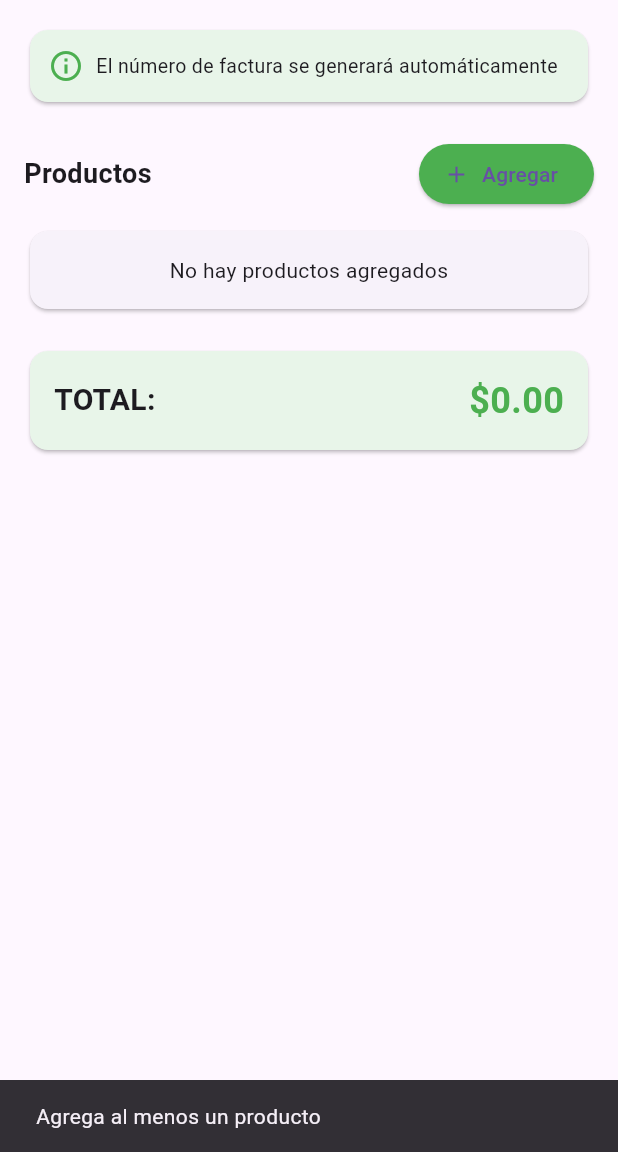
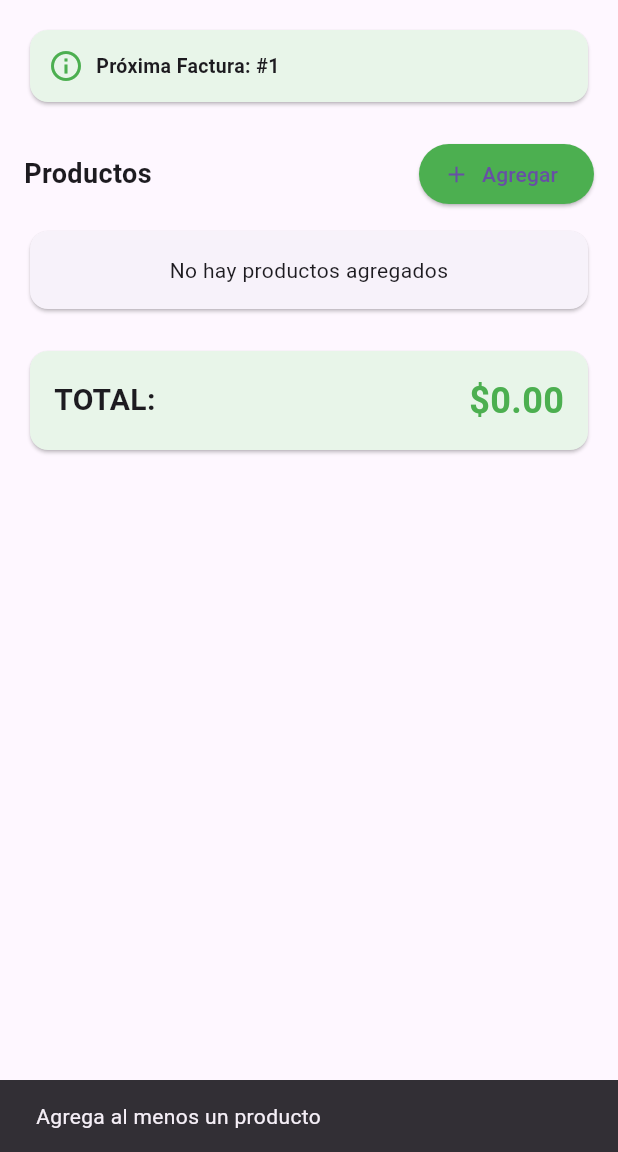
Before and after one commit to natalia482/Inventivo-Firebase, a Flutter app: the CrearFacturaScreen screen opened directly with empty values, after a tap on the "save" icon, on a phone screen of 412 x 824 dp, the part 84-1236 px from its top. Run offline on Flutter 3.47's test engine with Material 3 defaults, Android fonts, the phone set to English and light mode, and no system bars; our stand-ins replace shared_preferences; accounts and stored records are empty; network calls fail.

Commit message:
Modulo factura listo

```diff
--- a/lib/core/constants/api_config.dart
+++ b/lib/core/constants/api_config.dart
@@ -32,4 +32,5 @@ class ApiConfig {
   static const String listarFacturas = "$baseUrl/facturas/listar.php";
   static const String eliminarFactura = "$baseUrl/facturas/eliminar.php";
   static const String verDetalleFactura = "$baseUrl/facturas/detalle.php";
+  static const String siguienteNumeroFactura = "$baseUrl/facturas/siguiente_numero.php";
 }
--- a/lib/screens/modulos/facturacion/facturas_screen.dart
+++ b/lib/screens/modulos/facturacion/facturas_screen.dart
@@ -24,6 +24,7 @@ class _FacturasScreenState extends State<FacturasScreen> {
   @override
   void initState() {
     super.initState();
+    // Solo cargamos la lista de facturas. El número siguiente se carga en la pantalla de creación.
     cargarFacturas();
   }
 
@@ -37,6 +38,7 @@ class _FacturasScreenState extends State<FacturasScreen> {
   }
 
   void mostrarFormularioFactura() {
+    // Cuando la pantalla de creación se cierre (pop), recargamos la lista de facturas
     Navigator.push(
       context,
       MaterialPageRoute(
@@ -125,7 +127,8 @@ class _FacturasScreenState extends State<FacturasScreen> {
                         child: ListTile(
                           leading: CircleAvatar(
                             backgroundColor: Colors.green,
-                            child: const Icon(Icons.receipt, color: Colors.white),
+                            child:
+                                const Icon(Icons.receipt, color: Colors.white),
                           ),
                           title: Text(
                             'Factura #${factura.numeroFactura}',
@@ -138,11 +141,13 @@ class _FacturasScreenState extends State<FacturasScreen> {
                             mainAxisSize: MainAxisSize.min,
                             children: [
                               IconButton(
-                                icon: const Icon(Icons.visibility, color: Colors.blue),
+                                icon: const Icon(Icons.visibility,
+                                    color: Colors.blue),
                                 onPressed: () => verDetalleFactura(factura),
                               ),
                               IconButton(
-                                icon: const Icon(Icons.delete, color: Colors.red),
+                                icon:
+                                    const Icon(Icons.delete, color: Colors.red),
                                 onPressed: () => eliminarFactura(factura.id!),
                               ),
                             ],
@@ -178,16 +183,28 @@ class _CrearFacturaScreenState extends State<CrearFacturaScreen> {
   List<DetalleFactura> detalles = [];
   bool isLoading = true;
   double total = 0.0;
+  int? siguienteNumeroFactura; // Estado para el número de factura
 
   @override
   void initState() {
     super.initState();
     cargarProductos();
+    cargarSiguienteNumeroFactura(); // Cargar el siguiente número
+  }
+
+  // Método para cargar el siguiente número de factura
+  Future<void> cargarSiguienteNumeroFactura() async {
+    final nextNumber =
+        await _service.obtenerSiguienteNumeroFactura(widget.idEmpresa);
+    setState(() {
+      siguienteNumeroFactura = nextNumber;
+    });
   }
 
   Future<void> cargarProductos() async {
     setState(() => isLoading = true);
-    final productos = await _service.obtenerProductosDisponibles(widget.idEmpresa);
+    final productos =
+        await _service.obtenerProductosDisponibles(widget.idEmpresa);
     setState(() {
       productosDisponibles = productos;
       isLoading = false;
@@ -229,7 +246,7 @@ class _CrearFacturaScreenState extends State<CrearFacturaScreen> {
     }
 
     final factura = Factura(
-      numeroFactura: '', // ✅ Vacío: el backend lo genera automáticamente
+      numeroFactura: '', // El backend lo ignora y lo genera
       idEmpresa: widget.idEmpresa,
       idVendedor: widget.idVendedor,
       total: total,
@@ -239,9 +256,12 @@ class _CrearFacturaScreenState extends State<CrearFacturaScreen> {
     final result = await _service.crearFactura(factura);
 
     if (result['success'] == true) {
+      // Capturar el número de factura generado por el backend
+      final nuevoNumeroFactura = result['numero_factura'];
       ScaffoldMessenger.of(context).showSnackBar(
         SnackBar(
-          content: Text('✅ Factura ${result['numero_factura']} creada exitosamente'),
+          content: Text(
+              '✅ Factura #$nuevoNumeroFactura creada exitosamente'), // Usar el número capturado
         ),
       );
       Navigator.pop(context);
@@ -272,18 +292,21 @@ class _CrearFacturaScreenState extends State<CrearFacturaScreen> {
               child: Column(
                 crossAxisAlignment: CrossAxisAlignment.stretch,
                 children: [
-                  const Card(
-                    color: Color(0xFFE8F5E9),
+                  Card(
+                    color: const Color(0xFFE8F5E9),
                     child: Padding(
-                      padding: EdgeInsets.all(12),
+                      padding: const EdgeInsets.all(12),
                       child: Row(
                         children: [
-                          Icon(Icons.info_outline, color: Colors.green),
-                          SizedBox(width: 8),
+                          const Icon(Icons.info_outline, color: Colors.green),
+                          const SizedBox(width: 8),
                           Expanded(
                             child: Text(
-                              'El número de factura se generará automáticamente',
-                              style: TextStyle(fontSize: 13),
+                              siguienteNumeroFactura == null
+                                  ? 'Cargando número de factura...'
+                                  : 'Próxima Factura: #${siguienteNumeroFactura!}', // Muestra el número siguiente
+                              style: const TextStyle(
+                                  fontSize: 13, fontWeight: FontWeight.bold),
                             ),
                           ),
                         ],
@@ -350,7 +373,8 @@ class _CrearFacturaScreenState extends State<CrearFacturaScreen> {
                                   ),
                                 ),
                                 IconButton(
-                                  icon: const Icon(Icons.delete, color: Colors.red),
+                                  icon: const Icon(Icons.delete,
+                                      color: Colors.red),
                                   onPressed: () => eliminarDetalle(index),
                                 ),
                               ],
--- a/lib/services/factura_service.dart
+++ b/lib/services/factura_service.dart
@@ -4,6 +4,8 @@ import 'package:inventivo/core/constants/api_config.dart';
 import 'package:inventivo/models/factura.dart';
 
 class FacturaService {
+
+
   // Obtener productos disponibles (usa el endpoint de plantas)
   Future<List<ProductoDisponible>> obtenerProductosDisponibles(int idEmpresa) async {
     try {
@@ -27,7 +29,25 @@ class FacturaService {
       return [];
     }
   }
+  // Obtener el siguiente número de factura
+    Future<int> obtenerSiguienteNumeroFactura(int idEmpresa) async {
+      try {
+        final response = await http.get(
+          Uri.parse('${ApiConfig.siguienteNumeroFactura}?id_empresa=$idEmpresa'),
+        );
 
+        if (response.statusCode == 200) {
+          final data = jsonDecode(response.body);
+          if (data['success'] == true && data['siguiente_numero'] != null) {
+            return data['siguiente_numero'];
+          }
+        }
+        return 1; // Retorna 1 por defecto en caso de fallo o no data
+      } catch (e) {
+        print('Error obteniendo siguiente número de factura: $e');
+        return 1; // Retorna 1 en caso de excepción
+      }
+    }
   // Crear factura
   Future<Map<String, dynamic>> crearFactura(Factura factura) async {
     try {
```
